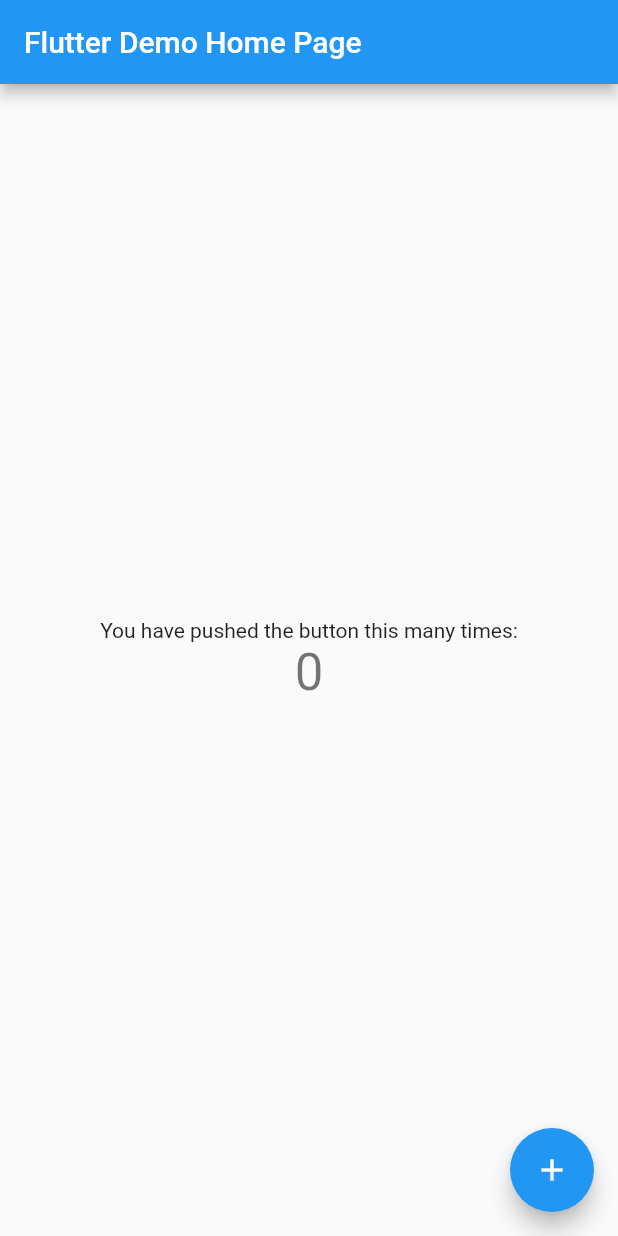
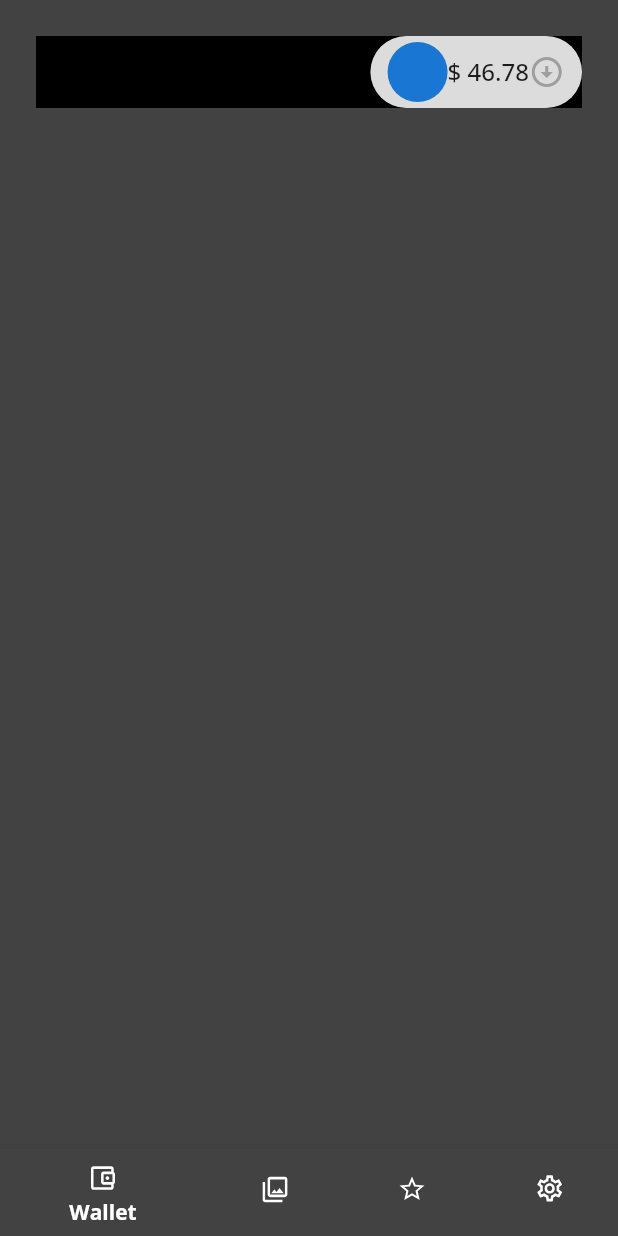
Before and after one commit to Sameerkash/krypton, a Flutter app: the screen it shows after launch, on a phone screen of 412 x 824 dp. Run offline on Flutter 3.47's test engine with Material 2 defaults, Android fonts, the phone set to English and light mode, and no system bars; our stand-ins replace flutter_svg, google_fonts.

Commit message:
feat : add themes, bottom bar

```diff
--- /dev/null
+++ b/lib/core/app_view.dart
@@ -0,0 +1,79 @@
+import 'package:flutter/material.dart';
+import 'package:flutter_svg/flutter_svg.dart';
+import 'package:krypton/utils/strings.dart';
+
+import '../features/wallet/views/wallet_view.dart';
+import '../utils/colors.dart';
+
+class AppView extends StatefulWidget {
+  const AppView({super.key});
+
+  @override
+  State<AppView> createState() => _AppViewState();
+}
+
+class _AppViewState extends State<AppView> {
+  final List<Widget> pages = [
+    const WalletView(),
+    const Center(child: Text('Nothing to show')),
+    const Center(child: Text('Nothing to show')),
+    const Center(child: Text('Nothing to show')),
+  ];
+
+  late PageController _pageController;
+
+  @override
+  void initState() {
+    _pageController = PageController();
+    super.initState();
+  }
+
+  void onPageChange(int index) {
+    _pageController.jumpToPage(index);
+  }
+
+  @override
+  Widget build(BuildContext context) {
+    return Scaffold(
+      backgroundColor: AppColors.primary,
+      body: PageView(
+        controller: _pageController,
+        children: pages,
+      ),
+      bottomNavigationBar: BottomNavigationBar(
+        onTap: onPageChange,
+        items: [
+          BottomNavigationBarItem(
+            backgroundColor: AppColors.primary,
+            icon: SvgPicture.asset(
+              ImagePaths.wallet,
+              color: Colors.white,
+            ),
+            label: 'Wallet',
+          ),
+          BottomNavigationBarItem(
+            icon: SvgPicture.asset(
+              color: Colors.white,
+              ImagePaths.gallery,
+            ),
+            label: 'Gallery',
+          ),
+          BottomNavigationBarItem(
+            icon: SvgPicture.asset(
+              ImagePaths.star,
+              color: Colors.white,
+            ),
+            label: 'Star',
+          ),
+          BottomNavigationBarItem(
+            icon: SvgPicture.asset(
+              ImagePaths.settings,
+              color: Colors.white,
+            ),
+            label: 'Settings',
+          )
+        ],
+      ),
+    );
+  }
+}
--- /dev/null
+++ b/lib/core/theme.dart
@@ -0,0 +1,55 @@
+import 'package:flutter/material.dart';
+import 'package:google_fonts/google_fonts.dart';
+
+class AppTheme {
+  AppTheme._();
+
+  static final ThemeData theme = ThemeData(
+    // main colors
+
+    // background colors
+    primaryColor: Colors.black,
+    backgroundColor: Colors.grey[800],
+    scaffoldBackgroundColor: Colors.grey[800],
+    cardColor: Colors.black,
+
+    // other colors
+    splashColor: Colors.grey,
+    hoverColor: Colors.black,
+    errorColor: const Color.fromRGBO(255, 0, 92, 1),
+    indicatorColor: Colors.black54,
+
+    // icon theme
+    iconTheme: const IconThemeData(
+      color: Colors.grey,
+    ),
+
+    textTheme: TextTheme(
+      // need to caption style (currently using default caption style)
+      headline1: GoogleFonts.openSans(color: Colors.black, fontSize: 30),
+      headline2: GoogleFonts.openSans(
+          color: Colors.black, fontSize: 30, fontWeight: FontWeight.w700),
+      headline3: GoogleFonts.openSans(
+          color: Colors.black, fontSize: 22, fontWeight: FontWeight.w800),
+      headline4: GoogleFonts.openSans(
+          color: Colors.black, fontSize: 30, fontWeight: FontWeight.w500),
+      headline5: GoogleFonts.openSans(
+          color: Colors.black, fontSize: 28, fontWeight: FontWeight.w700),
+      bodyText1: GoogleFonts.openSans(
+          color: Colors.black, fontSize: 16, fontWeight: FontWeight.w500),
+      bodyText2: GoogleFonts.openSans(
+          color: Colors.black, fontSize: 16, fontWeight: FontWeight.w700),
+      subtitle1: GoogleFonts.openSans(
+          color: const Color.fromRGBO(164, 164, 178, 1),
+          fontSize: 14,
+          fontWeight: FontWeight.w700),
+      subtitle2: GoogleFonts.openSans(
+          color: Colors.black, fontSize: 21, fontWeight: FontWeight.w300),
+      labelMedium: GoogleFonts.openSans(
+          color: Colors.grey, fontSize: 16, fontWeight: FontWeight.w900),
+    ),
+    colorScheme: ColorScheme.fromSwatch().copyWith(
+      brightness: Brightness.light,
+    ),
+  );
+}
--- /dev/null
+++ b/lib/features/wallet/views/wallet_view.dart
@@ -0,0 +1,18 @@
+import 'package:flutter/material.dart';
+import 'package:krypton/features/wallet/widgets/profile_card.dart';
+
+class WalletView extends StatelessWidget {
+  const WalletView({super.key});
+
+  @override
+  Widget build(BuildContext context) {
+    return Column(
+      children: [
+        Padding(
+          padding: EdgeInsets.all(24),
+          child: ProfileCard(),
+        )
+      ],
+    );
+  }
+}
--- /dev/null
+++ b/lib/features/wallet/widgets/profile_card.dart
@@ -0,0 +1,44 @@
+import 'package:flutter/material.dart';
+
+import '../../../utils/colors.dart';
+
+class ProfileCard extends StatelessWidget {
+  const ProfileCard({super.key});
+
+  @override
+  Widget build(BuildContext context) {
+    return Container(
+      decoration: const BoxDecoration(color: AppColors.secondary),
+      child: Column(
+        children: [
+          Row(
+            mainAxisAlignment: MainAxisAlignment.spaceBetween,
+            children: [
+              const Text(
+                'Portfolio Balance',
+
+              ),
+              const Text(
+                '\$ 46.78',
+              ),
+              Chip(
+                label: Row(
+                  mainAxisAlignment: MainAxisAlignment.spaceEvenly,
+                  children: const [
+                    CircleAvatar(),
+                    Text(
+                      '\$ 46.78',
+                    ),
+                    Icon(
+                      Icons.arrow_circle_down_sharp,
+                    )
+                  ],
+                ),
+              )
+            ],
+          ),
+        ],
+      ),
+    );
+  }
+}
--- a/lib/main.dart
+++ b/lib/main.dart
@@ -1,4 +1,7 @@
 import 'package:flutter/material.dart';
+import 'package:krypton/core/app_view.dart';
+
+import 'core/theme.dart';
 
 void main() {
   runApp(const MyApp());
@@ -7,109 +10,12 @@ void main() {
 class MyApp extends StatelessWidget {
   const MyApp({super.key});
 
-  // This widget is the root of your application.
   @override
   Widget build(BuildContext context) {
     return MaterialApp(
-      title: 'Flutter Demo',
-      theme: ThemeData(
-        // This is the theme of your application.
-        //
-        // Try running your application with "flutter run". You'll see the
-        // application has a blue toolbar. Then, without quitting the app, try
-        // changing the primarySwatch below to Colors.green and then invoke
-        // "hot reload" (press "r" in the console where you ran "flutter run",
-        // or simply save your changes to "hot reload" in a Flutter IDE).
-        // Notice that the counter didn't reset back to zero; the application
-        // is not restarted.
-        primarySwatch: Colors.blue,
-      ),
-      home: const MyHomePage(title: 'Flutter Demo Home Page'),
+      title: 'Krypton',
+      theme: AppTheme.theme,
+      home: const AppView(),
     );
   }
 }
-
-class MyHomePage extends StatefulWidget {
-  const MyHomePage({super.key, required this.title});
-
-  // This widget is the home page of your application. It is stateful, meaning
-  // that it has a State object (defined below) that contains fields that affect
-  // how it looks.
-
-  // This class is the configuration for the state. It holds the values (in this
-  // case the title) provided by the parent (in this case the App widget) and
-  // used by the build method of the State. Fields in a Widget subclass are
-  // always marked "final".
-
-  final String title;
-
-  @override
-  State<MyHomePage> createState() => _MyHomePageState();
-}
-
-class _MyHomePageState extends State<MyHomePage> {
-  int _counter = 0;
-
-  void _incrementCounter() {
-    setState(() {
-      // This call to setState tells the Flutter framework that something has
-      // changed in this State, which causes it to rerun the build method below
-      // so that the display can reflect the updated values. If we changed
-      // _counter without calling setState(), then the build method would not be
-      // called again, and so nothing would appear to happen.
-      _counter++;
-    });
-  }
-
-  @override
-  Widget build(BuildContext context) {
-    // This method is rerun every time setState is called, for instance as done
-    // by the _incrementCounter method above.
-    //
-    // The Flutter framework has been optimized to make rerunning build methods
-    // fast, so that you can just rebuild anything that needs updating rather
-    // than having to individually change instances of widgets.
-    return Scaffold(
-      appBar: AppBar(
-        // Here we take the value from the MyHomePage object that was created by
-        // the App.build method, and use it to set our appbar title.
-        title: Text(widget.title),
-      ),
-      body: Center(
-        // Center is a layout widget. It takes a single child and positions it
-        // in the middle of the parent.
-        child: Column(
-          // Column is also a layout widget. It takes a list of children and
-          // arranges them vertically. By default, it sizes itself to fit its
-          // children horizontally, and tries to be as tall as its parent.
-          //
-          // Invoke "debug painting" (press "p" in the console, choose the
-          // "Toggle Debug Paint" action from the Flutter Inspector in Android
-          // Studio, or the "Toggle Debug Paint" command in Visual Studio Code)
-          // to see the wireframe for each widget.
-          //
-          // Column has various properties to control how it sizes itself and
-          // how it positions its children. Here we use mainAxisAlignment to
-          // center the children vertically; the main axis here is the vertical
-          // axis because Columns are vertical (the cross axis would be
-          // horizontal).
-          mainAxisAlignment: MainAxisAlignment.center,
-          children: <Widget>[
-            const Text(
-              'You have pushed the button this many times:',
-            ),
-            Text(
-              '$_counter',
-              style: Theme.of(context).textTheme.headline4,
-            ),
-          ],
-        ),
-      ),
-      floatingActionButton: FloatingActionButton(
-        onPressed: _incrementCounter,
-        tooltip: 'Increment',
-        child: const Icon(Icons.add),
-      ), // This trailing comma makes auto-formatting nicer for build methods.
-    );
-  }
-}
--- /dev/null
+++ b/lib/utils/colors.dart
@@ -0,0 +1,6 @@
+import 'package:flutter/material.dart';
+
+class AppColors {
+  static final primary = Colors.grey[800];
+static const secondary = Colors.black;
+}
--- /dev/null
+++ b/lib/utils/strings.dart
@@ -0,0 +1,7 @@
+class ImagePaths {
+  static const String arrows = 'assets/arrows.svg';
+  static const String gallery = 'assets/gallery.svg';
+  static const String settings = 'assets/settings.svg';
+  static const String star = 'assets/star.svg';
+  static const String wallet = 'assets/wallet.svg';
+}
```
Also changed, not shown: pubspec.yaml (+11 -7 lines), assets/receive.svg (added), assets/scan.svg (added), assets/send.svg (added), lib/features/wallet/views/wallet_vm.dart (added), pubspec.lock, 1 other file.
